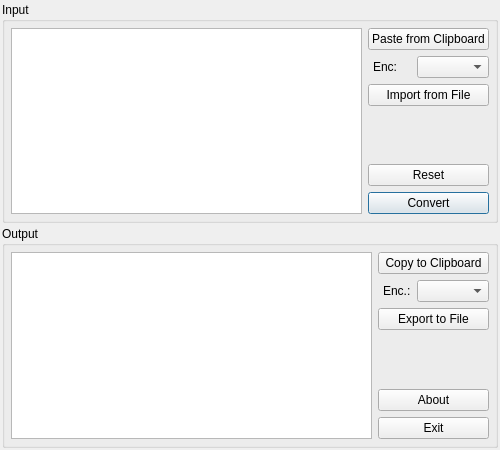
This is ui/maindialog.ui in bh1428/convframe as Qt 5 draws it before an edit. The edited form follows.
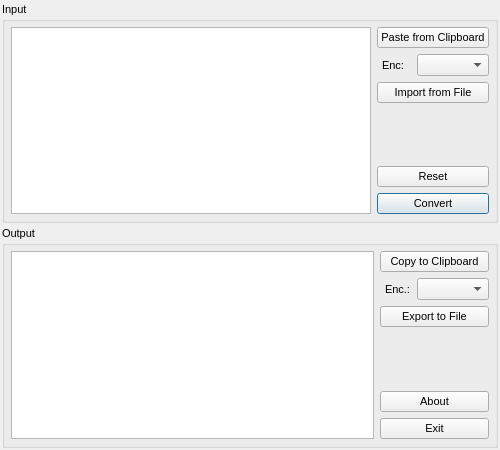
This is the edited form. Icons and pictures are not drawn.

```diff
--- a/ui/maindialog.ui
+++ b/ui/maindialog.ui
@@ -10,6 +10,12 @@
     <height>450</height>
    </rect>
   </property>
+  <property name="font">
+   <font>
+    <family>Tahoma</family>
+    <pointsize>8</pointsize>
+   </font>
+  </property>
   <property name="acceptDrops">
    <bool>true</bool>
   </property>
```
